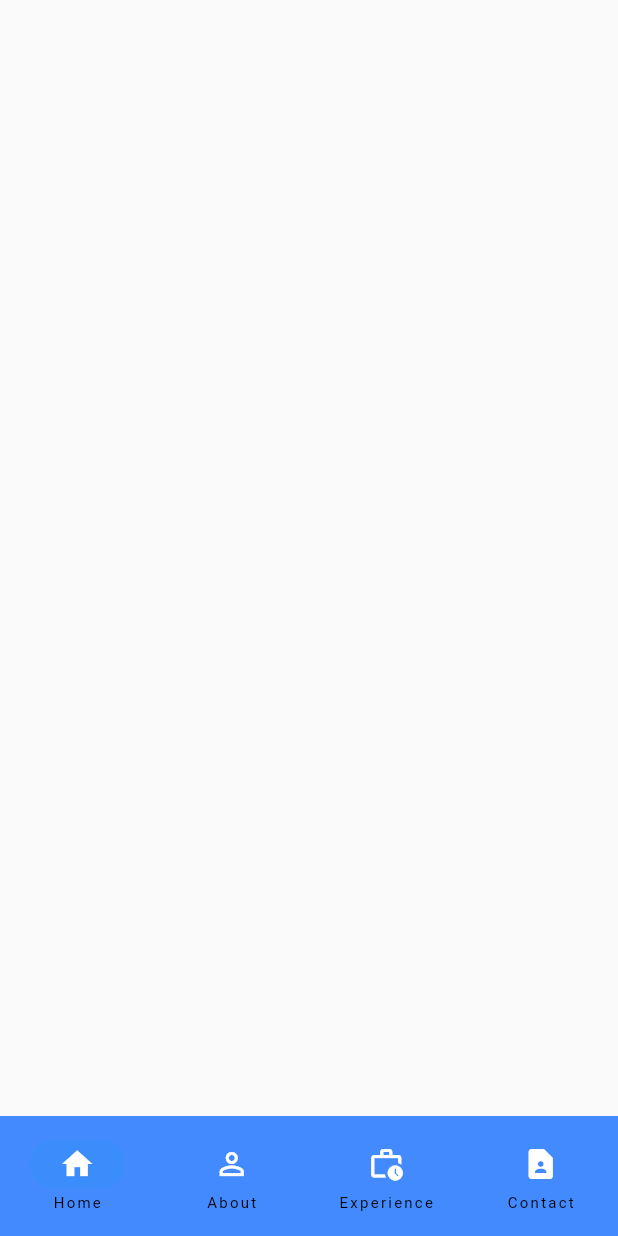
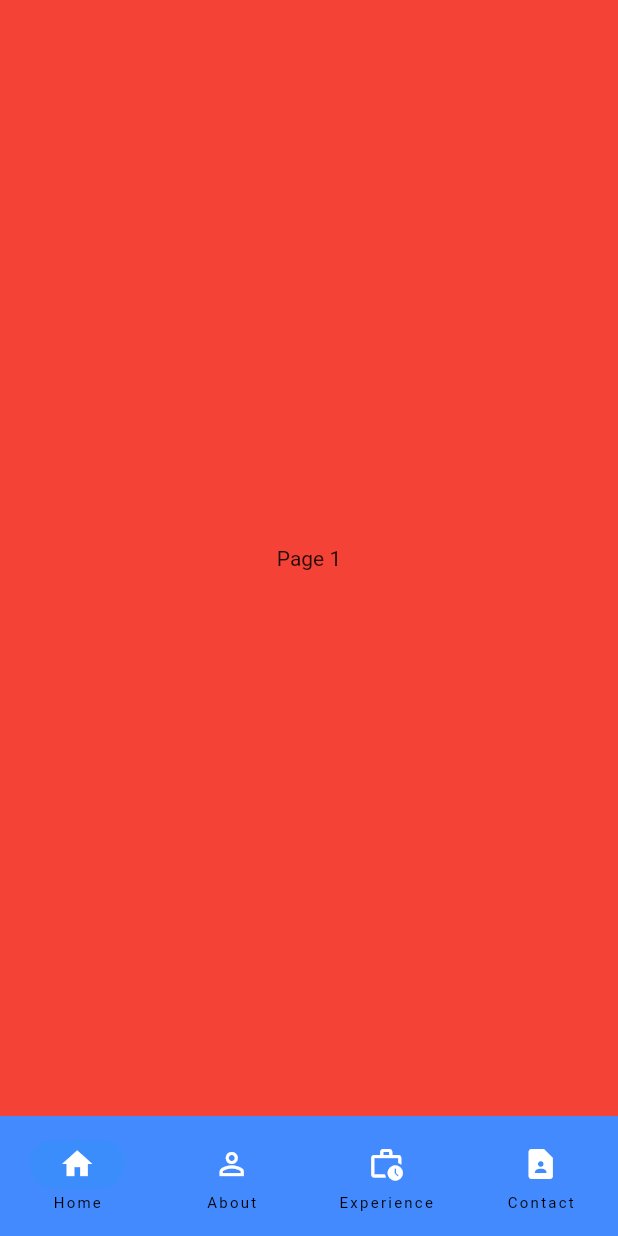
Before and after one commit to Charles2205/Portifolio_Flutter, a Flutter app: the screen it shows after launch, on a phone screen of 412 x 824 dp. Run offline on Flutter 3.47's test engine with Material 2 defaults, Android fonts, the phone set to English and light mode, and no system bars.

Commit message:
Completed navigationBar

```diff
--- a/lib/main.dart
+++ b/lib/main.dart
@@ -1,6 +1,5 @@
 import 'package:flutter/material.dart';
 import 'package:test/views/home_view.dart';
-import 'dart:html';
 
 void main() {
   runApp(const MyApp());
@@ -12,10 +11,9 @@ class MyApp extends StatelessWidget {
   // This widget is the root of your application.
   @override
   Widget build(BuildContext context) {
-    return MaterialApp(
+    return const MaterialApp(
         debugShowCheckedModeBanner: false,
         title: 'Flutter Demo',
-        theme: ThemeData(),
         home: Home());
   }
 }
--- a/lib/views/home_view.dart
+++ b/lib/views/home_view.dart
@@ -1,6 +1,4 @@
 import 'package:flutter/material.dart';
-import 'package:flutter/src/widgets/container.dart';
-import 'package:flutter/src/widgets/framework.dart';
 
 class Home extends StatefulWidget {
   const Home({super.key});
@@ -50,7 +48,28 @@ class _HomeState extends State<Home> {
               label: 'Contact'),
         ],
       ),
-      body: Container(),
+      body: <Widget>[
+        Container(
+          color: Colors.red,
+          alignment: Alignment.center,
+          child: const Text('Page 1'),
+        ),
+        Container(
+          color: Colors.green,
+          alignment: Alignment.center,
+          child: const Text('Page 2'),
+        ),
+        Container(
+          color: Colors.blue,
+          alignment: Alignment.center,
+          child: const Text('Page 3'),
+        ),
+        Container(
+          color: Colors.yellow,
+          alignment: Alignment.center,
+          child: const Text('Page 4'),
+        ),
+      ][currentPageIndex],
     );
   }
 }
```
